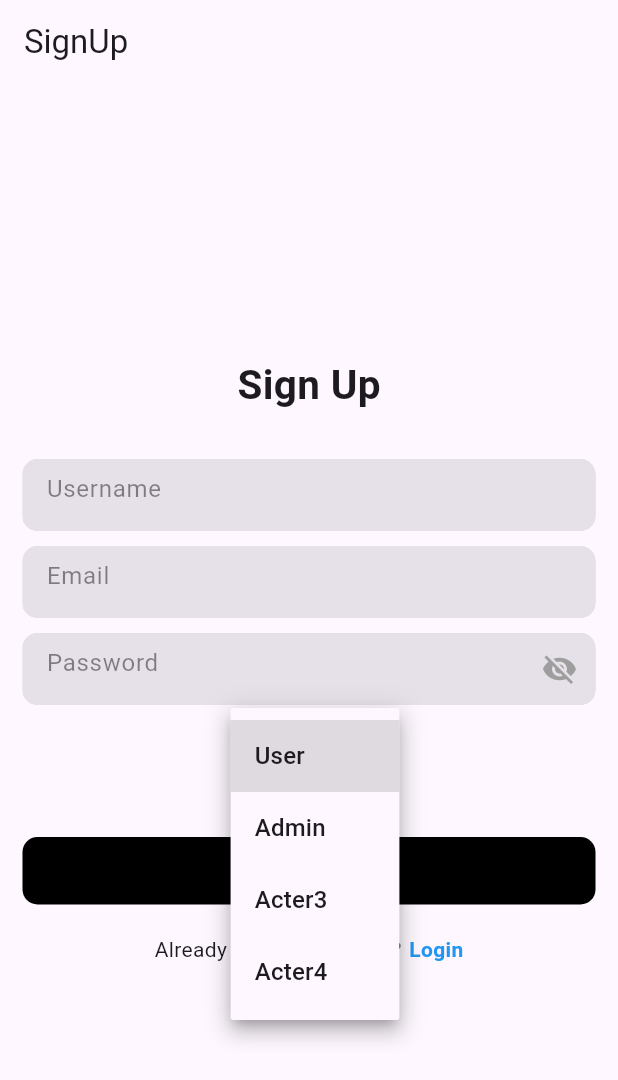
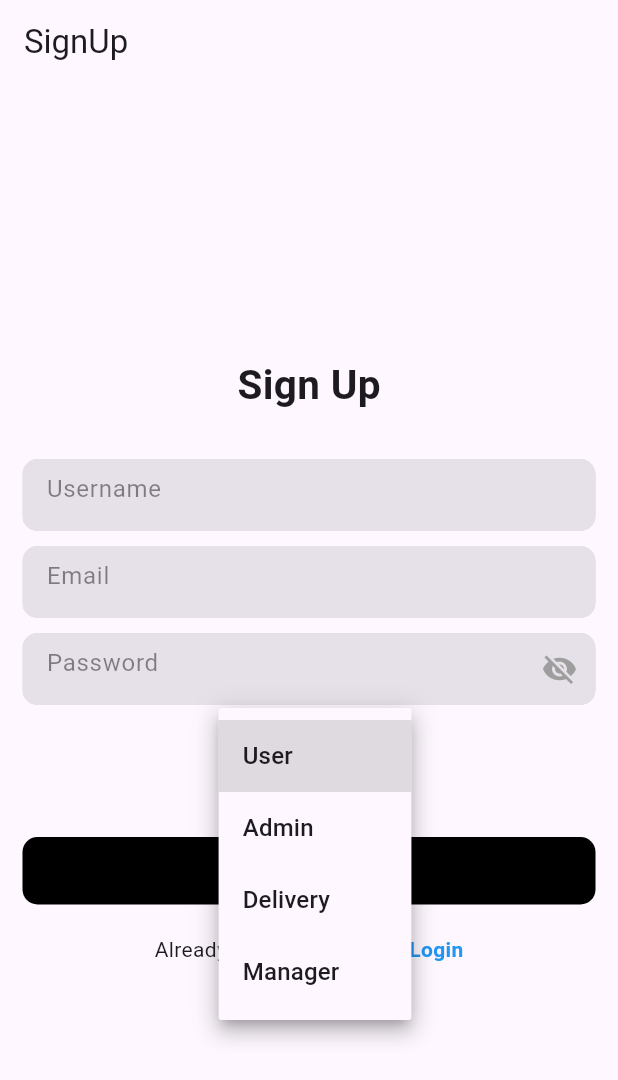
Before and after one commit to siwarbo/mh, a Flutter app: the SignUpPage screen opened by its route, after a tap on "User", on a phone screen of 412 x 824 dp. Shown: the top 1080 px of the screen. Run offline on Flutter 3.47's test engine with Material 3 defaults, Android fonts, the phone set to English and light mode, and no system bars; our stand-ins replace bloc, carousel_slider, cloud_firestore, equatable, firebase_auth, firebase_core and 8 more; missing offline and left inert: razorpay_flutter; accounts and stored records are empty.

Commit message:
changed acter3 to delivery and acter4 to manager

```diff
--- a/lib/features/user_auth/presentation/pages/acter3.dart
+++ b/lib/features/user_auth/presentation/pages/acter3.dart
@@ -9,15 +9,13 @@ class Acter3Page extends StatefulWidget {
   State<Acter3Page> createState() => _Acter3PageState();
 }
 
-
-
 class _Acter3PageState extends State<Acter3Page> {
   @override
   Widget build(BuildContext context) {
     return Scaffold(
       appBar: AppBar(
         automaticallyImplyLeading: false,
-        title: Text("Acter 3 Page"),
+        title: Text("Delivery Page"),
       ),
       body: Center(
         child: Column(
--- a/lib/features/user_auth/presentation/pages/acter4.dart
+++ b/lib/features/user_auth/presentation/pages/acter4.dart
@@ -15,7 +15,7 @@ class _Acter4PageState extends State<Acter4Page> {
     return Scaffold(
       appBar: AppBar(
         automaticallyImplyLeading: false,
-        title: Text("Acter 4 Page"),
+        title: Text("Manager Page"),
       ),
       body: Center(
         child: Column(
--- a/lib/features/user_auth/presentation/pages/login_page.dart
+++ b/lib/features/user_auth/presentation/pages/login_page.dart
@@ -199,10 +199,10 @@ class _LoginPageState extends State<LoginPage> {
         } else if (role == 'Admin') {
           Navigator.pushReplacement(
               context, MaterialPageRoute(builder: (context) => AdminPage()));
-        } else if (role == 'Acter3') {
+        } else if (role == 'Delivery') {
           Navigator.pushReplacement(
               context, MaterialPageRoute(builder: (context) => Acter3Page()));
-        } else if (role == 'Acter4') {
+        } else if (role == 'Manager') {
           Navigator.pushReplacement(
               context, MaterialPageRoute(builder: (context) => Acter4Page()));
         } else {
--- a/lib/features/user_auth/presentation/pages/sign_up_page.dart
+++ b/lib/features/user_auth/presentation/pages/sign_up_page.dart
@@ -82,7 +82,7 @@ class _SignUpPageState extends State<SignUpPage> {
                       _selectedRole = newValue!;
                     });
                   },
-                  items: <String>['User', 'Admin','Acter3','Acter4'].map((String value) {
+                  items: <String>['User', 'Admin','Delivery','Manager'].map((String value) {
                     return DropdownMenuItem<String>(
                       value: value,
                       child: Text(value),
```
